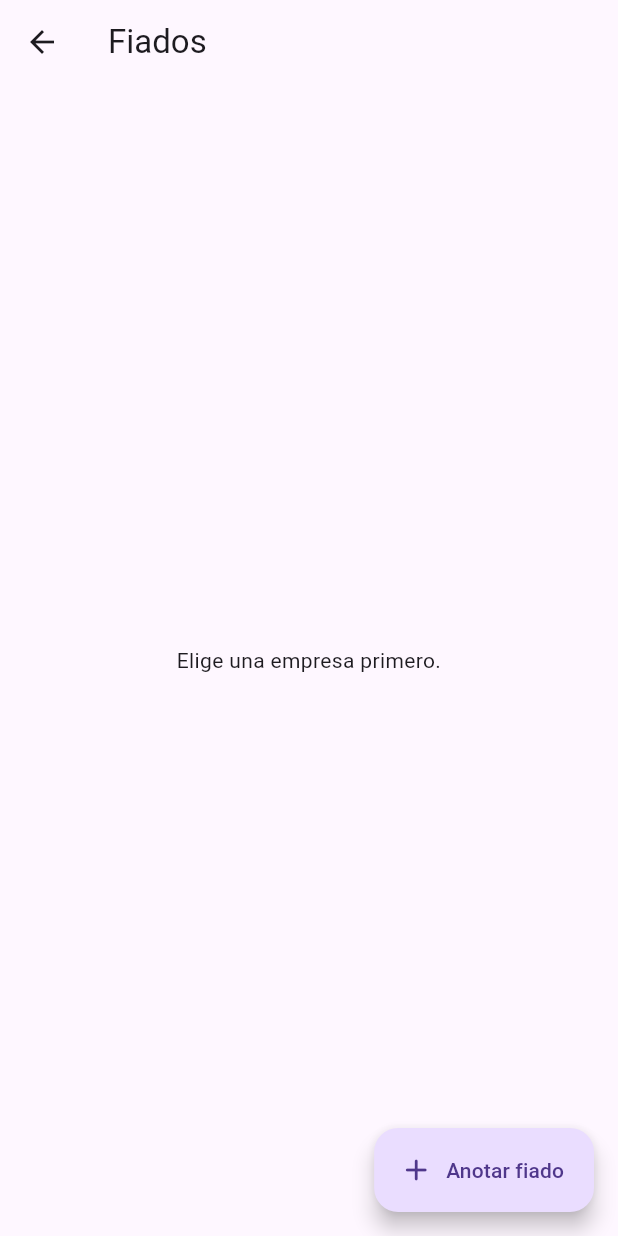
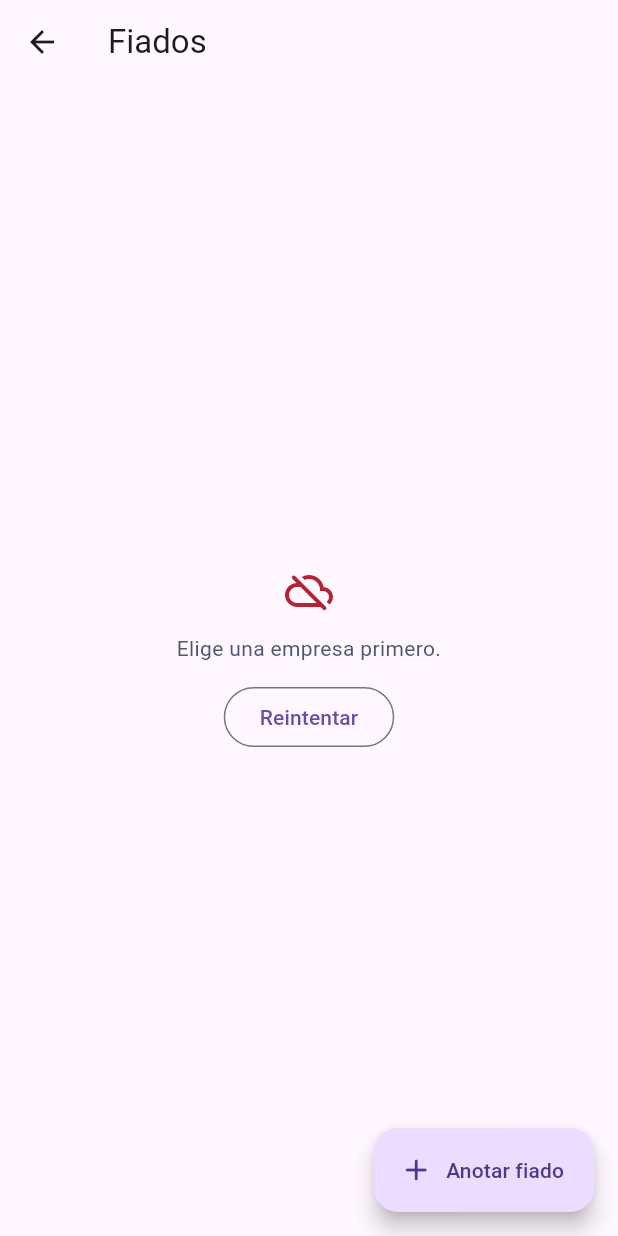
Before and after one commit to PFfrank13/FacturaVoz, a Flutter app: the FiadosScreen screen opened directly, on a phone screen of 412 x 824 dp. Run offline on Flutter 3.47's test engine with Material 3 defaults, Android fonts, the phone set to English and light mode, and no system bars; our stand-ins replace audioplayers, cross_file, file_picker, flutter_map, flutter_secure_storage, flutter_tts and 8 more; missing offline and left inert: barcode, mobile_scanner, print_bluetooth_thermal, quick_actions, record; accounts and stored records are empty.

Commit message:
fix(bodega): Fiados network failure has usable retry and consistent error state

```diff
--- a/app/lib/screens/fiados.dart
+++ b/app/lib/screens/fiados.dart
@@ -12,6 +12,7 @@ import '../services/repo.dart';
 import '../services/live.dart';
 import '../ui/motion.dart';
 import '../ui/theme.dart';
+import '../ui/ds.dart';
 import '../ui/widgets.dart';
 import '../ui/retail_visual.dart';
 import 'client_profile.dart';
@@ -109,7 +110,7 @@ class _FiadosScreenState extends State<FiadosScreen> with LiveReload<FiadosScree
       appBar: widget.embedded ? null : AppBar(title: const Text('Fiados')),
       floatingActionButton: widget.embedded ? null : FloatingActionButton.extended(onPressed: _new, icon: const Icon(Icons.add_rounded), label: const Text('Anotar fiado')),
       body: _error != null
-          ? Center(child: Padding(padding: const EdgeInsets.all(24), child: Text(_error!, textAlign: TextAlign.center)))
+          ? Center(child: DsStateView.error(message: _error!, onRetry: _load))
           : _list == null
               ? const SkeletonList()
               : RefreshIndicator(
```
